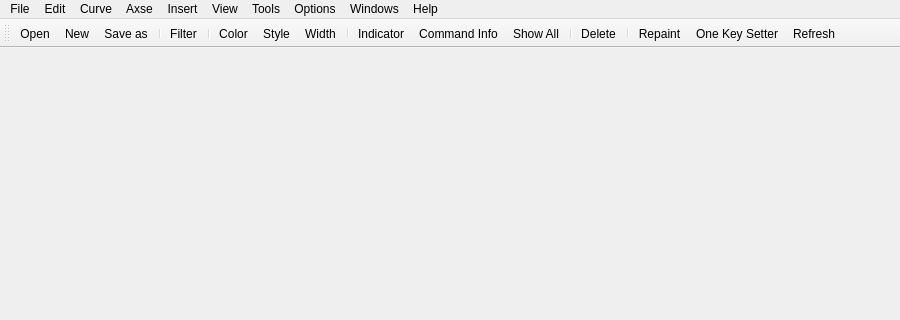
Before: the Qt Designer form icurve_v2.1/icurve/resource/icurve.ui in Sunfe/icurve, drawn with Qt 5; both pictures show x 0 to 900 and y 0 to 320 of the 900 by 600 pixel window.
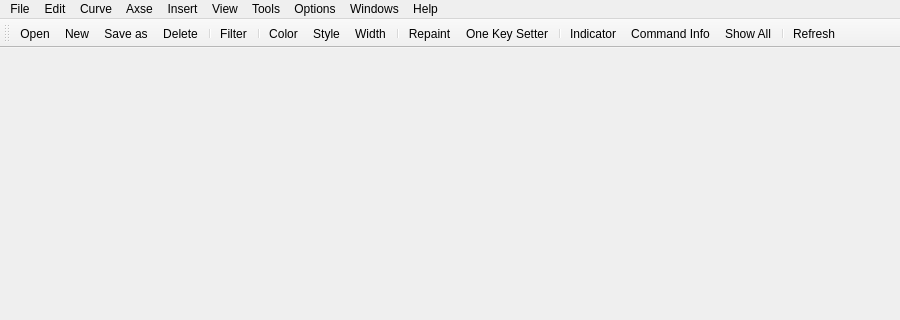
After: the same form once the commit is applied. Icons and pictures are not drawn.

```diff
--- a/icurve_v2.1/icurve/resource/icurve.ui
+++ b/icurve_v2.1/icurve/resource/icurve.ui
@@ -195,6 +195,7 @@
    <addaction name="actionOpen"/>
    <addaction name="actionNew"/>
    <addaction name="actionSaveAs"/>
+   <addaction name="actionDelete"/>
    <addaction name="separator"/>
    <addaction name="actionFilter"/>
    <addaction name="separator"/>
@@ -202,14 +203,13 @@
    <addaction name="actionStyle"/>
    <addaction name="actionWidth"/>
    <addaction name="separator"/>
+   <addaction name="actionRepaint"/>
+   <addaction name="actionOneKeySetter"/>
+   <addaction name="separator"/>
    <addaction name="actionIndicator"/>
    <addaction name="actionInfo"/>
    <addaction name="actionShowAll"/>
    <addaction name="separator"/>
-   <addaction name="actionDelete"/>
-   <addaction name="separator"/>
-   <addaction name="actionRepaint"/>
-   <addaction name="actionOneKeySetter"/>
    <addaction name="actionRefresh"/>
   </widget>
   <action name="actionOpen">
```
